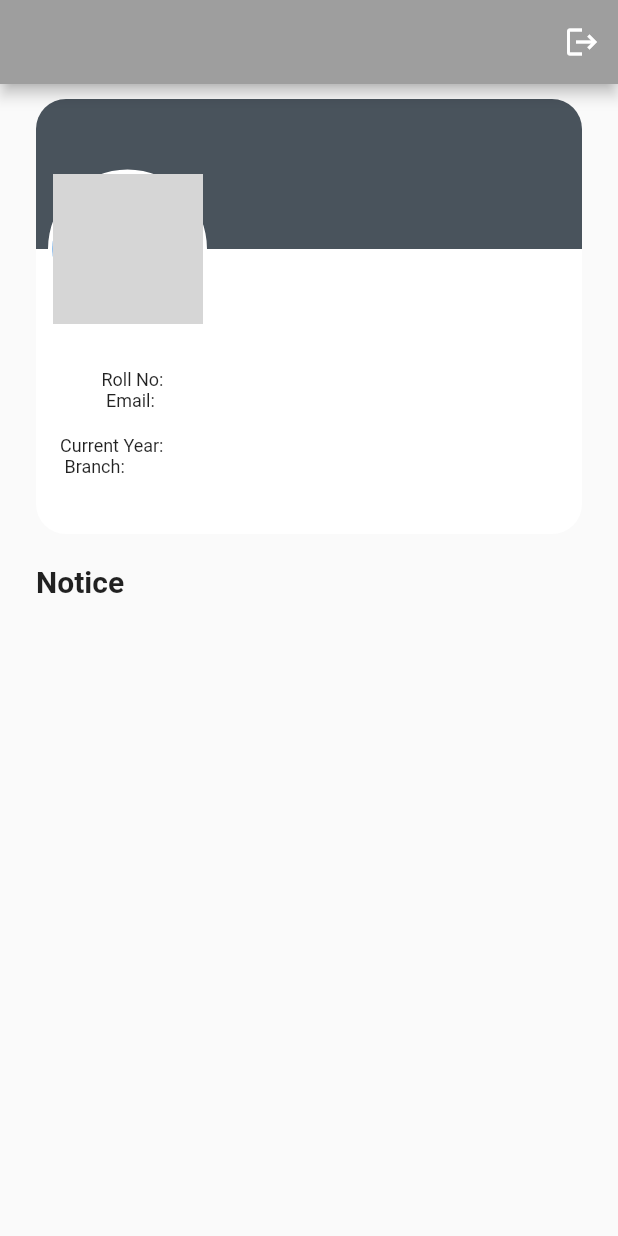
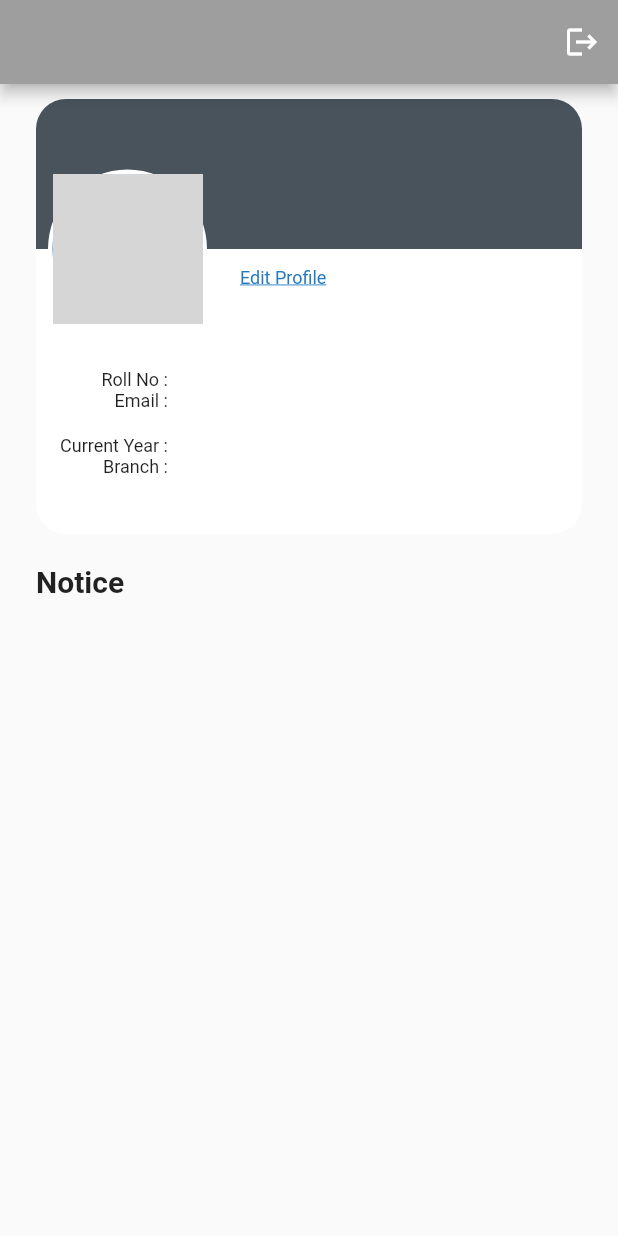
Before and after one commit to MogaPreet/CollegeManagement, a Flutter app: the StudentHomePage screen opened directly, on a phone screen of 412 x 824 dp. Run offline on Flutter 3.47's test engine with Material 2 defaults, Android fonts, the phone set to English and light mode, and no system bars; our stand-ins replace bottom_navy_bar, cloud_firestore, file_picker, firebase_auth, firebase_core, firebase_messaging and 7 more; accounts and stored records are empty; network calls fail; project files that could hold a hidden picture were left out; grey boxes are pictures that could not be loaded.

Commit message:
bug fixex in assignment page and student home page

```diff
--- a/lib/screens/Student/widgets/StudentCard.dart
+++ b/lib/screens/Student/widgets/StudentCard.dart
@@ -67,11 +67,15 @@ class _StudentCardState extends State<StudentCard> {
                             ),
                           ),
                           const SizedBox(height: 8),
-                          Text(
-                            widget.student.branch ?? "",
-                            style: const TextStyle(
-                              fontSize: 20,
-                              color: darkColor,
+                          const Padding(
+                            padding: EdgeInsets.only(left: 5),
+                            child: Text(
+                              "Edit Profile",
+                              style: TextStyle(
+                                fontSize: 12,
+                                decoration: TextDecoration.underline,
+                                color: Color.fromARGB(255, 37, 122, 190),
+                              ),
                             ),
                           ),
                           const SizedBox(height: 8)
@@ -89,18 +93,37 @@ class _StudentCardState extends State<StudentCard> {
               vertical: 30,
             ),
             child: Row(
+              mainAxisAlignment: MainAxisAlignment.start,
               children: [
                 Column(
                   crossAxisAlignment: CrossAxisAlignment.end,
                   children: [
-                    Text(
-                      "Roll No: \n Email: ",
-                      style: montserrat,
+                    Column(
+                      crossAxisAlignment: CrossAxisAlignment.end,
+                      children: [
+                        Text(
+                          "Roll No :",
+                          style: montserrat,
+                        ),
+                        Text(
+                          "Email :",
+                          style: montserrat,
+                        ),
+                      ],
                     ),
                     const SizedBox(height: 16),
-                    Text(
-                      "Current Year: \n Branch: ",
-                      style: montserrat,
+                    Column(
+                      crossAxisAlignment: CrossAxisAlignment.end,
+                      children: [
+                        Text(
+                          "Current Year :",
+                          style: montserrat,
+                        ),
+                        Text(
+                          "Branch :",
+                          style: montserrat,
+                        ),
+                      ],
                     ),
                   ],
                 ),
@@ -118,74 +141,6 @@ class _StudentCardState extends State<StudentCard> {
               ],
             ),
           ),
-          // const SizedBox(height: 40),
-          // Padding(
-          //   padding:
-          //       const EdgeInsets.only(left: 8.0, right: 8.0, bottom: 8.0),
-          //   child: Row(
-          //     mainAxisAlignment: MainAxisAlignment.spaceEvenly,
-          //     crossAxisAlignment: CrossAxisAlignment.center,
-          //     children: [
-          //       Column(
-          //         children: [
-          //           Text(
-          //             "6280",
-          //             style: buildMontserrat(
-          //               const Color(0xFF000000),
-          //               fontWeight: FontWeight.bold,
-          //             ),
-          //           ),
-          //           Text(
-          //             "Subscribers",
-          //             style: buildMontserrat(darkColor),
-          //           )
-          //         ],
-          //       ),
-          //       SizedBox(
-          //         height: 50,
-          //         child: const VerticalDivider(
-          //           color: Color(0xFF9A9A9A),
-          //         ),
-          //       ),
-          //       Column(
-          //         children: [
-          //           Text(
-          //             "1745",
-          //             style: buildMontserrat(
-          //               const Color(0xFF000000),
-          //               fontWeight: FontWeight.bold,
-          //             ),
-          //           ),
-          //           Text(
-          //             "Followers",
-          //             style: buildMontserrat(darkColor),
-          //           )
-          //         ],
-          //       ),
-          //       SizedBox(
-          //         height: 50,
-          //         child: const VerticalDivider(
-          //           color: Color(0xFF9A9A9A),
-          //         ),
-          //       ),
-          //       Column(
-          //         children: [
-          //           Text(
-          //             "163",
-          //             style: buildMontserrat(
-          //               const Color(0xFF000000),
-          //               fontWeight: FontWeight.bold,
-          //             ),
-          //           ),
-          //           Text(
-          //             "Videos",
-          //             style: buildMontserrat(darkColor),
-          //           )
-          //         ],
-          //       ),
-          //     ],
-          //   ),
-          // ),
           const SizedBox(height: 8)
         ],
       ),
```
Also changed, not shown: lib/screens/Teacher/assignment.dart (+8 -11 lines).
